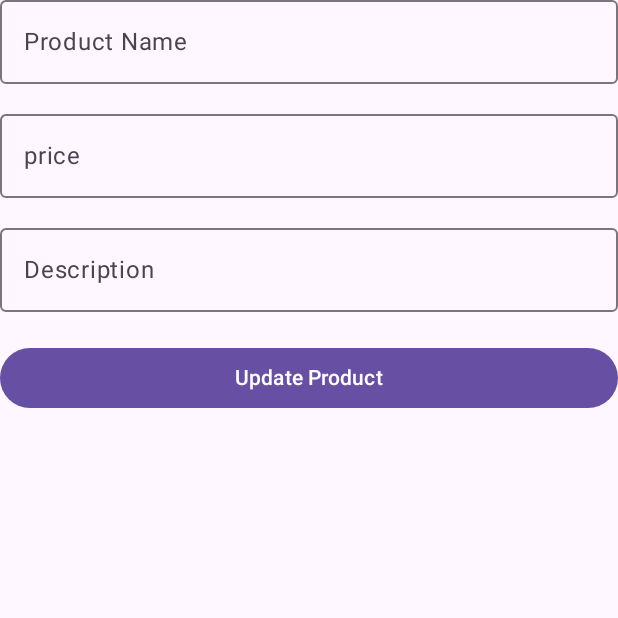
After one commit to sasss77/Inkspira---A-digital-art-portfolio, an Android app built with Jetpack Compose: the UpdateProductActivity screen opened directly, with no data from a screen before it, on a phone screen of 412 x 824 dp, the top half of it. The commit adds this screen. Run offline under Robolectric (Android 15) with nearby library versions, the phone set to English and light mode, and no system bars; our stand-ins replace Firebase (no records; nobody signed in at launch, a user with empty details on screens opened directly).

Commit message:
loading added and UpdateProductActivity added

```diff
--- a/app/src/main/java/com/example/inkspira_adigitalartportfolio/view/AddProductActivity.kt
+++ b/app/src/main/java/com/example/inkspira_adigitalartportfolio/view/AddProductActivity.kt
@@ -114,7 +114,7 @@ fun addProduct() {
 
                 },
                     modifier = Modifier.fillMaxWidth()) {
-                    Text("Register")
+                    Text("Add Product")
                 }
 
 
--- /dev/null
+++ b/app/src/main/java/com/example/inkspira_adigitalartportfolio/view/UpdateProductActivity.kt
@@ -0,0 +1,114 @@
+package com.example.inkspira_adigitalartportfolio.view
+
+import android.app.Activity
+import android.os.Bundle
+import android.widget.Toast
+import androidx.activity.ComponentActivity
+import androidx.activity.compose.setContent
+import androidx.activity.enableEdgeToEdge
+import androidx.compose.foundation.layout.Spacer
+import androidx.compose.foundation.layout.fillMaxSize
+import androidx.compose.foundation.layout.fillMaxWidth
+import androidx.compose.foundation.layout.height
+import androidx.compose.foundation.layout.padding
+import androidx.compose.foundation.lazy.LazyColumn
+import androidx.compose.material3.Button
+import androidx.compose.material3.OutlinedTextField
+import androidx.compose.material3.Scaffold
+import androidx.compose.material3.Text
+import androidx.compose.runtime.Composable
+import androidx.compose.runtime.getValue
+import androidx.compose.runtime.mutableStateOf
+import androidx.compose.runtime.remember
+import androidx.compose.runtime.setValue
+import androidx.compose.ui.Modifier
+import androidx.compose.ui.platform.LocalContext
+import androidx.compose.ui.tooling.preview.Preview
+import androidx.compose.ui.unit.dp
+import com.example.inkspira_adigitalartportfolio.model.ProductModel
+import com.example.inkspira_adigitalartportfolio.repository.ProductRepositoryImpl
+import com.example.inkspira_adigitalartportfolio.view.ui.theme.InkspiraADigitalArtPortfolioTheme
+import com.example.inkspira_adigitalartportfolio.viewmodel.ProductViewModel
+
+class UpdateProductActivity : ComponentActivity() {
+    override fun onCreate(savedInstanceState: Bundle?) {
+        super.onCreate(savedInstanceState)
+        enableEdgeToEdge()
+        setContent {
+                  updateProduct()
+        }
+    }
+}
+
+
+@Composable
+fun updateProduct() {
+    var productName by remember { mutableStateOf("") }
+    var price by remember { mutableStateOf("") }
+    var description by remember { mutableStateOf("") }
+
+    val repo = remember { ProductRepositoryImpl() }
+    val viewModel = remember { ProductViewModel(repo) }
+
+    val context = LocalContext.current
+    val activity = context as? Activity
+
+    Scaffold() {
+            padding -> LazyColumn(
+        modifier = Modifier.padding(padding).fillMaxSize()
+    ) {
+        item {
+            OutlinedTextField(
+                value = productName,
+                onValueChange = {
+                    productName = it
+                },
+                placeholder = {
+                    Text("Product Name")
+                },
+                modifier = Modifier.fillMaxWidth()
+            )
+            Spacer(modifier = Modifier.height(20.dp))
+
+            OutlinedTextField(
+                value = price,
+                onValueChange = {
+                    price = it
+                },
+                placeholder = {
+                    Text("price")
+                },
+                modifier = Modifier.fillMaxWidth()
+            )
+            Spacer(modifier = Modifier.height(20.dp))
+
+            OutlinedTextField(
+                value = description,
+                onValueChange = {
+                    description = it
+                },
+                placeholder = {
+                    Text("Description")
+                },
+                modifier = Modifier.fillMaxWidth()
+            )
+            Spacer(modifier = Modifier.height(20.dp))
+
+
+
+            Button(onClick = {
+
+
+
+            },
+                modifier = Modifier.fillMaxWidth()) {
+                Text("Update Product")
+            }
+
+
+
+        }
+
+    }
+    }
+}
--- a/app/src/main/java/com/example/inkspira_adigitalartportfolio/viewmodel/ProductViewModel.kt
+++ b/app/src/main/java/com/example/inkspira_adigitalartportfolio/viewmodel/ProductViewModel.kt
@@ -37,12 +37,21 @@ class ProductViewModel(val repo : ProductRepository) : ViewModel() {
     private val _allProducts = MutableLiveData<List<ProductModel?>>()
     val allProducts: LiveData<List<ProductModel?>> get() = _allProducts
 
+    private val _loading = MutableLiveData<Boolean>()
+    var loading = MutableLiveData<Boolean>()
+        get() = _loading
+
     fun getAllProduct() {
+        _loading.postValue(true)
         repo.getAllProduct  { data, success, message ->
             if (success) {
+                _loading.postValue(false)
+
                 Log.d("check",message)
                 _allProducts.postValue(data)
             } else {
+                _loading.postValue(false)
+
                 Log.d("check",message)
                 _allProducts.postValue(emptyList())
 
--- a/app/src/main/res/values/strings.xml
+++ b/app/src/main/res/values/strings.xml
@@ -6,4 +6,5 @@
     <string name="title_activity_registration">RegistrationActivity</string>
     <string name="title_activity_reset_password">ResetPasswordActivity</string>
     <string name="title_activity_add_product">AddProductActivity</string>
+    <string name="title_activity_update_product">UpdateProductActivity</string>
 </resources>
```
Also changed, not shown: app/src/main/AndroidManifest.xml (+11 -0 lines), app/src/main/java/com/example/inkspira_adigitalartportfolio/view/NavigationActivity.kt (+33 -17 lines).
